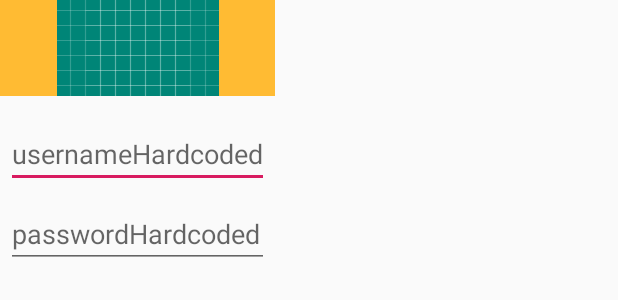
After one commit to MariaAdrover/KillerPad, an Android app: the layout dialog_signin.xml on its own in the app's theme, with its tools: preview values and no code run, on a phone screen of 412 x 824 dp. The commit adds this screen. Shown: the top 300 px of the screen. Run offline under Robolectric (Android 15) with nearby library versions, the phone set to English and light mode, and no system bars.

Commit message:
dialog funcional
me siento inutil por estas mierdas de 3 lienas

```diff
--- /dev/null
+++ b/app/src/main/res/layout/dialog_signin.xml
@@ -0,0 +1,40 @@
+<?xml version="1.0" encoding="utf-8"?>
+<android.support.constraint.ConstraintLayout
+    xmlns:android="http://schemas.android.com/apk/res/android" android:layout_width="match_parent"
+    android:layout_height="match_parent">
+
+    <LinearLayout xmlns:android="http://schemas.android.com/apk/res/android"
+        android:orientation="vertical"
+        android:layout_width="wrap_content"
+        android:layout_height="wrap_content">
+        <ImageView
+            android:src="@drawable/ic_launcher_background"
+            android:layout_width="match_parent"
+            android:layout_height="64dp"
+            android:scaleType="center"
+            android:background="#FFFFBB33"
+            android:contentDescription="@string/app_name" />
+        <EditText
+            android:id="@+id/username"
+            android:inputType="textEmailAddress"
+            android:layout_width="match_parent"
+            android:layout_height="wrap_content"
+            android:layout_marginTop="16dp"
+            android:layout_marginLeft="4dp"
+            android:layout_marginRight="4dp"
+            android:layout_marginBottom="4dp"
+            android:hint="usernameHardcoded" />
+        <EditText
+            android:id="@+id/password"
+            android:inputType="textPassword"
+            android:layout_width="match_parent"
+            android:layout_height="wrap_content"
+            android:layout_marginTop="4dp"
+            android:layout_marginLeft="4dp"
+            android:layout_marginRight="4dp"
+            android:layout_marginBottom="16dp"
+            android:fontFamily="sans-serif"
+            android:hint="passwordHardcoded"/>
+    </LinearLayout>
+
+</android.support.constraint.ConstraintLayout>
```
Also changed, not shown: app/src/main/java/com/example/killerpad/MenuFragment.java (+34 -19 lines).
